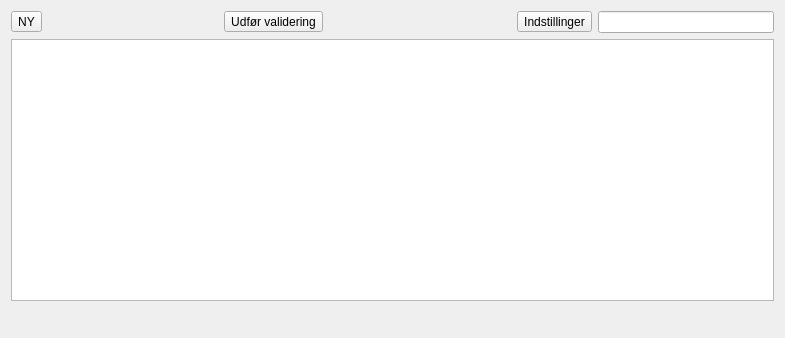
qleraps/ler2valideringplugin, file ler2validering_widget.ui: the form before one commit.
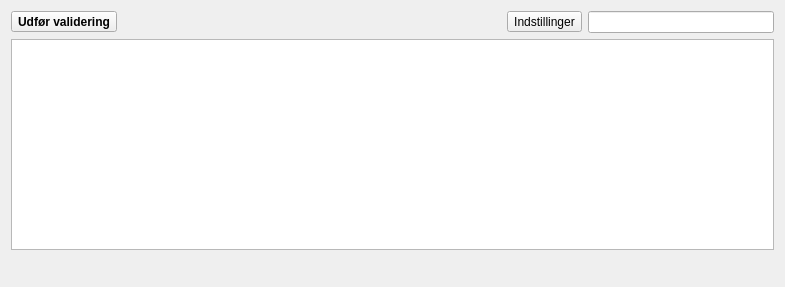
The form after the commit. Icons and pictures are not drawn. Custom widgets are drawn as their Qt base class.

```diff
--- a/ler2validering_widget.ui
+++ b/ler2validering_widget.ui
@@ -7,7 +7,7 @@
     <x>0</x>
     <y>0</y>
     <width>785</width>
-    <height>338</height>
+    <height>287</height>
    </rect>
   </property>
   <property name="windowTitle">
@@ -26,17 +26,35 @@
      <item row="0" column="0">
       <layout class="QHBoxLayout" name="horizontalLayout">
        <item>
-        <widget class="QToolButton" name="newsessionButton">
+        <widget class="QToolButton" name="checkButton">
+         <property name="font">
+          <font>
+           <weight>75</weight>
+           <bold>true</bold>
+          </font>
+         </property>
          <property name="toolTip">
           <string>Ny graveforespørgsel</string>
          </property>
          <property name="text">
-          <string>NY</string>
+          <string>Udfør validering</string>
          </property>
          <property name="icon">
           <iconset>
            <normaloff>icon.png</normaloff>icon.png</iconset>
          </property>
+         <property name="iconSize">
+          <size>
+           <width>24</width>
+           <height>24</height>
+          </size>
+         </property>
+         <property name="checkable">
+          <bool>false</bool>
+         </property>
+         <property name="toolButtonStyle">
+          <enum>Qt::ToolButtonTextBesideIcon</enum>
+         </property>
         </widget>
        </item>
        <item>
@@ -52,16 +70,6 @@
          </property>
         </spacer>
        </item>
-       <item>
-        <widget class="QToolButton" name="checkButton">
-         <property name="toolTip">
-          <string>Udfør tjek af attributter ift. LER2</string>
-         </property>
-         <property name="text">
-          <string>Udfør validering</string>
-         </property>
-        </widget>
-       </item>
        <item>
         <widget class="QLabel" name="updatelabel">
          <property name="text">
```
Left out of the diff: 8 changed lines with no effect on the pictures.
